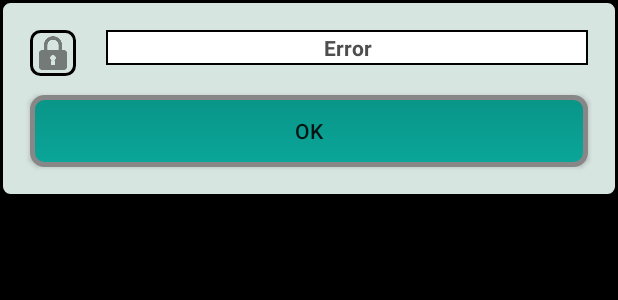
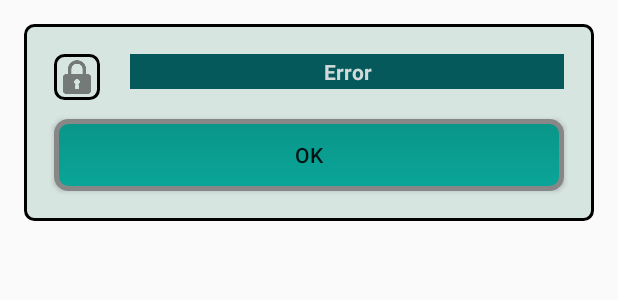
Before and after one commit to nick756/mobile, an Android app: the layout login_failed_layout.xml on its own in the app's theme, with its tools: preview values and no code run, on a phone screen of 412 x 824 dp. Shown: the top 300 px of the screen. Run offline under Robolectric (Android 15) with nearby library versions, the phone set to English and light mode, and no system bars.

Commit message:
First commit

```diff
--- a/app/src/main/res/layout/login_failed_layout.xml
+++ b/app/src/main/res/layout/login_failed_layout.xml
@@ -1,14 +1,16 @@
 <?xml version="1.0" encoding="utf-8"?>
 <LinearLayout xmlns:android="http://schemas.android.com/apk/res/android"
-    android:orientation="vertical" android:layout_width="match_parent"
+    android:orientation="vertical"
+    android:layout_width="match_parent"
     android:layout_height="match_parent"
-    android:background="#ff000000"
+    android:paddingLeft="@dimen/activity_horizontal_margin"
+    android:paddingRight="@dimen/activity_horizontal_margin"
+    android:paddingTop="@dimen/activity_vertical_margin"
+    android:paddingBottom="@dimen/activity_vertical_margin"
     android:id="@+id/base_failed_layout">
 
-
-
-    <RelativeLayout xmlns:android="http://schemas.android.com/apk/res/android"
-        android:layout_width="fill_parent"
+   <RelativeLayout xmlns:android="http://schemas.android.com/apk/res/android"
+        android:layout_width="wrap_content"
         android:layout_height="wrap_content"
         android:id="@+id/dialog_failed_layout"
         android:focusableInTouchMode="true"
@@ -30,10 +32,10 @@
             android:layout_toRightOf="@+id/custom_dialog_icon"
             android:textStyle="bold"
             android:text="Error"
-            android:textColor="#ff4e4e4e"
+            android:textColor="#D1DADA"
+            android:background="#05595A"
             android:gravity="center"
             android:layout_margin="10dp"
-            android:background="@drawable/data_layout_background"
             android:paddingLeft="5dp"
             android:paddingRight="5dp"
             android:paddingTop="2dp"
```
